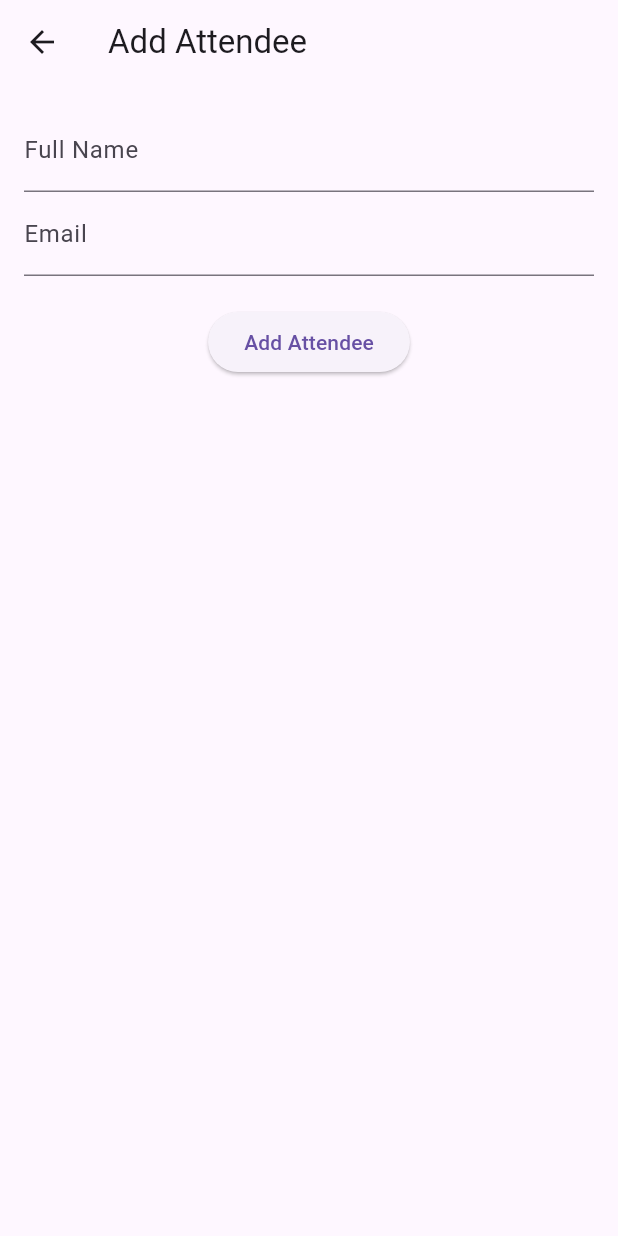
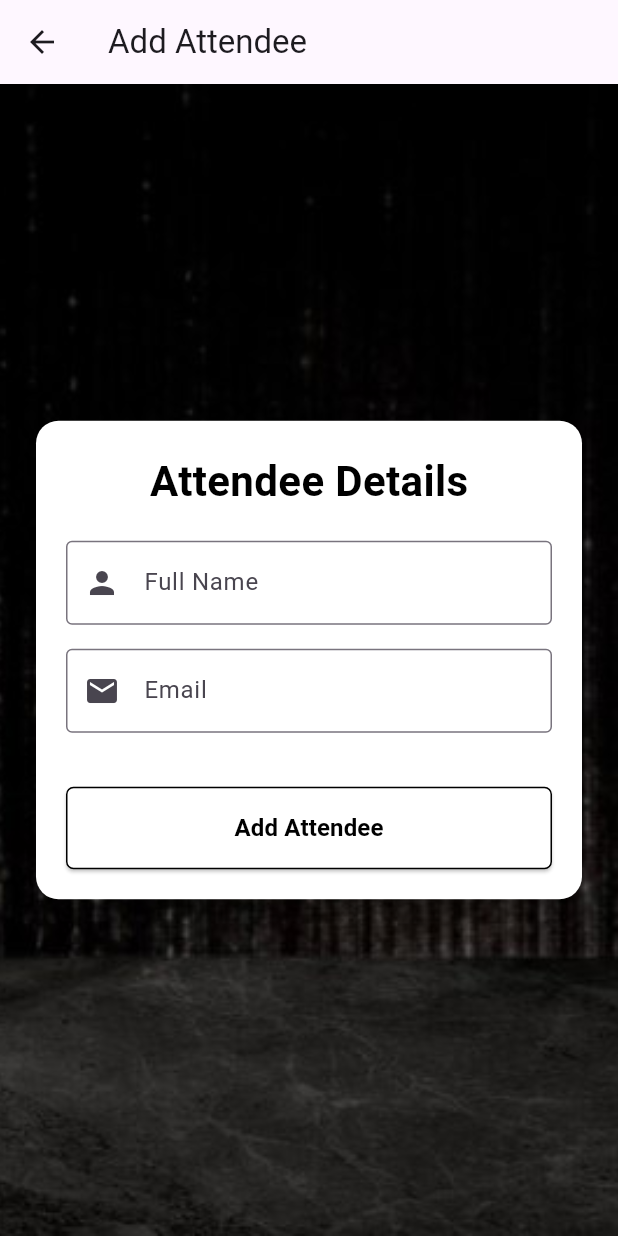
Before and after one commit to BatoulHamdan/elite_events_mobile, a Flutter app: the AddAttendeeScreen screen opened directly with empty values, on a phone screen of 412 x 824 dp. Run offline on Flutter 3.47's test engine with Material 3 defaults, Android fonts, the light colour scheme and no system bars; our stand-ins replace shared_preferences; accounts and stored records are empty.

Commit message:
Styling add attendee

```diff
--- a/lib/Screens/Event_Screens/add_attendee_screen.dart
+++ b/lib/Screens/Event_Screens/add_attendee_screen.dart
@@ -1,5 +1,5 @@
+import 'package:flutter/material.dart';
 import 'package:elite_events_mobile/Models/attendee_model.dart';
-import 'package:flutter/material.dart';
 import 'package:elite_events_mobile/Services/Event_Services/attendee_service.dart';
 
 class AddAttendeeScreen extends StatefulWidget {
@@ -12,15 +12,19 @@ class AddAttendeeScreen extends StatefulWidget {
 }
 
 class AddAttendeeScreenState extends State<AddAttendeeScreen> {
+  final _formKey = GlobalKey<FormState>();
   final TextEditingController fullNameController = TextEditingController();
   final TextEditingController emailController = TextEditingController();
   final AttendeeService attendeeService = AttendeeService();
+  bool isLoading = false;
   String error = '';
-  bool isLoading = false;
 
-  Future<void> _addAttendee() async {
+  Future<void> _submitForm() async {
+    if (!_formKey.currentState!.validate()) return;
+
     setState(() {
       isLoading = true;
+      error = ''; // Clear previous errors
     });
 
     Attendee attendee = Attendee(
@@ -56,28 +60,115 @@ class AddAttendeeScreenState extends State<AddAttendeeScreen> {
   Widget build(BuildContext context) {
     return Scaffold(
       appBar: AppBar(title: const Text('Add Attendee')),
-      body: Padding(
-        padding: const EdgeInsets.all(16.0),
+      body: SizedBox.expand(
+        child: Container(
+          decoration: const BoxDecoration(
+            image: DecorationImage(
+              image: AssetImage("assets/title.jpg"),
+              fit: BoxFit.cover,
+            ),
+          ),
+          child: Center(
+            child: SingleChildScrollView(
+              child: Padding(
+                padding: const EdgeInsets.all(20.0),
+                child: Card(
+                  shape: RoundedRectangleBorder(
+                    borderRadius: BorderRadius.circular(15),
+                  ),
+                  elevation: 5,
+                  color: Colors.white,
+                  child: Padding(
+                    padding: const EdgeInsets.all(20.0),
+                    child: Form(
+                      key: _formKey,
                       child: Column(
+                        mainAxisSize: MainAxisSize.min,
                         children: [
-            TextField(
+                          const Text(
+                            'Attendee Details',
+                            style: TextStyle(
+                              fontSize: 28,
+                              fontWeight: FontWeight.bold,
+                              color: Colors.black,
+                            ),
+                          ),
+                          const SizedBox(height: 20),
+                          TextFormField(
                             controller: fullNameController,
-              decoration: const InputDecoration(labelText: 'Full Name'),
+                            decoration: const InputDecoration(
+                              labelText: 'Full Name',
+                              prefixIcon: Icon(Icons.person),
+                              border: OutlineInputBorder(),
                             ),
-            TextField(
+                            validator:
+                                (value) =>
+                                    value!.isEmpty
+                                        ? 'Full Name is required'
+                                        : null,
+                          ),
+                          const SizedBox(height: 16),
+                          TextFormField(
                             controller: emailController,
-              decoration: const InputDecoration(labelText: 'Email'),
+                            decoration: const InputDecoration(
+                              labelText: 'Email',
+                              prefixIcon: Icon(Icons.email),
+                              border: OutlineInputBorder(),
                             ),
+                            validator:
+                                (value) =>
+                                    value!.isEmpty ? 'Email is required' : null,
+                          ),
+                          const SizedBox(height: 16),
                           if (error.isNotEmpty)
-              Text(error, style: const TextStyle(color: Colors.red)),
+                            Padding(
+                              padding: const EdgeInsets.all(8.0),
+                              child: Text(
+                                error,
+                                style: const TextStyle(
+                                  color: Colors.red,
+                                  fontSize: 16,
+                                  fontWeight: FontWeight.bold,
+                                ),
+                                textAlign: TextAlign.center,
+                              ),
+                            ),
                           const SizedBox(height: 20),
-            isLoading
-                ? const CircularProgressIndicator()
-                : ElevatedButton(
-                  onPressed: _addAttendee,
-                  child: const Text('Add Attendee'),
+                          if (isLoading)
+                            const CircularProgressIndicator()
+                          else
+                            SizedBox(
+                              width: double.infinity,
+                              child: ElevatedButton(
+                                onPressed: _submitForm,
+                                style: ElevatedButton.styleFrom(
+                                  backgroundColor: Colors.white,
+                                  padding: const EdgeInsets.symmetric(
+                                    vertical: 16,
+                                  ),
+                                  shape: RoundedRectangleBorder(
+                                    borderRadius: BorderRadius.circular(5),
+                                    side: const BorderSide(color: Colors.black),
+                                  ),
+                                ),
+                                child: const Text(
+                                  'Add Attendee',
+                                  style: TextStyle(
+                                    color: Colors.black,
+                                    fontSize: 16,
+                                    fontWeight: FontWeight.bold,
+                                  ),
+                                ),
+                              ),
                             ),
                         ],
+                      ),
+                    ),
+                  ),
+                ),
+              ),
+            ),
+          ),
         ),
       ),
     );
--- a/lib/Screens/Services_Screens/catering_detail_screen.dart
+++ b/lib/Screens/Services_Screens/catering_detail_screen.dart
@@ -11,6 +11,7 @@ class CateringDetailScreen extends StatelessWidget {
     return Scaffold(
       appBar: AppBar(title: Text(catering.restaurantName)),
       body: Container(
+        height: double.infinity,
         decoration: const BoxDecoration(
           image: DecorationImage(
             image: AssetImage("assets/title.jpg"),
```
Lines whose indentation alone changed are shown as unchanged.
